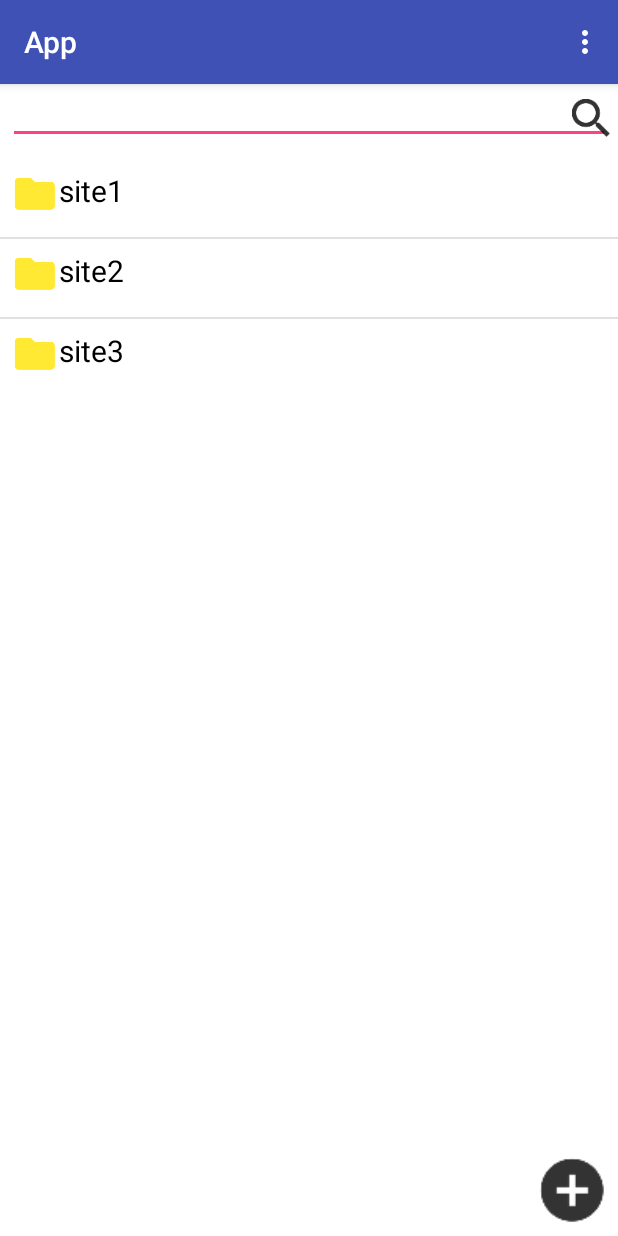
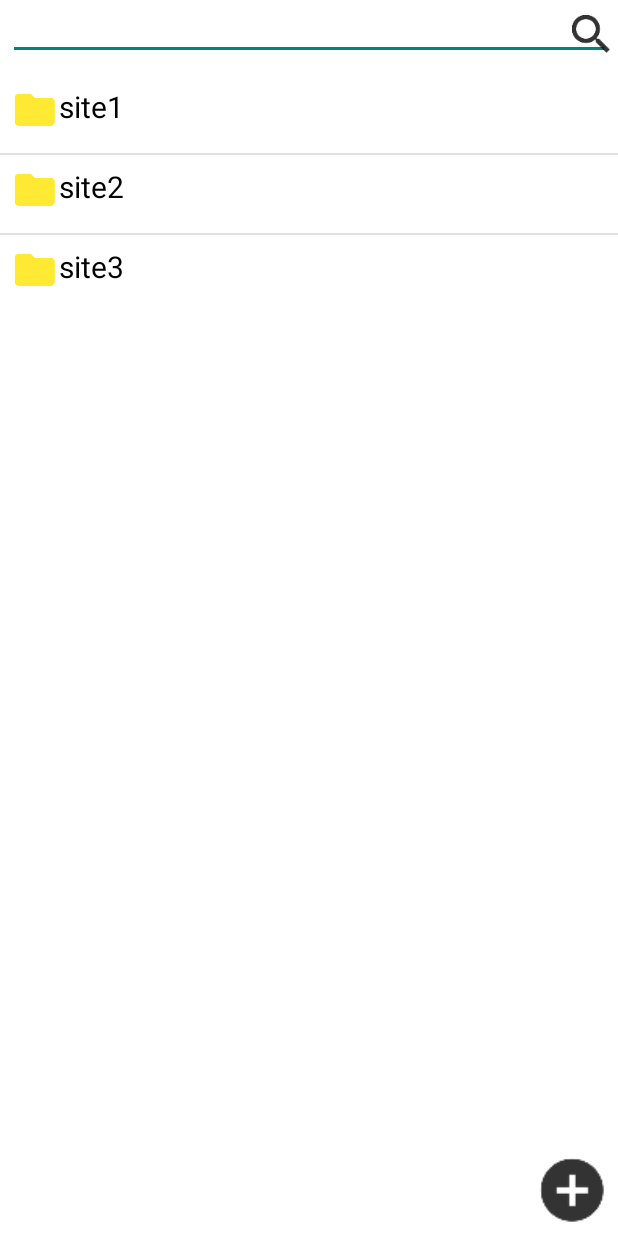
Before and after one commit to khoabui9/rl2018, an Android app: the screen it shows after launch once a user with an empty profile is signed in (SiteList), on a phone screen of 412 x 824 dp. Run offline under Robolectric (Android 15) with nearby library versions, the phone set to English and light mode, and no system bars; our stand-ins replace Firebase (no records; nobody signed in at launch, a user with empty details on screens opened directly).

Commit message:
remove app title

```diff
--- a/app/src/main/AndroidManifest.xml
+++ b/app/src/main/AndroidManifest.xml
@@ -10,7 +10,7 @@
         android:label="@string/app_name"
         android:roundIcon="@mipmap/ic_launcher_round"
         android:supportsRtl="true"
-        android:theme="@style/AppTheme">
+        android:theme="@style/AppTheme.NoActionBar">
         <activity android:name=".MainActivity">
             <intent-filter>
                 <action android:name="android.intent.action.MAIN" />
--- a/app/src/main/java/com/site/app/MainActivity.java
+++ b/app/src/main/java/com/site/app/MainActivity.java
@@ -7,6 +7,7 @@
 import android.database.sqlite.*;
 import android.util.Log;
 import android.view.View;
+import android.view.Window;
 import android.widget.Button;
 import android.widget.EditText;
 import android.widget.Toast;
@@ -29,6 +30,7 @@
     protected void onCreate(Bundle savedInstanceState) {
         super.onCreate(savedInstanceState);
         setContentView(R.layout.activity_main);
+
 
         mAuth = FirebaseAuth.getInstance();
         editTextEmail = (EditText) findViewById(R.id.email_input);
--- a/app/src/main/java/com/site/app/SiteList.java
+++ b/app/src/main/java/com/site/app/SiteList.java
@@ -1,5 +1,6 @@
 package com.site.app;
 
+import android.app.Activity;
 import android.app.Dialog;
 import android.content.Intent;
 import android.database.Cursor;
--- a/app/src/main/res/values/styles.xml
+++ b/app/src/main/res/values/styles.xml
@@ -7,5 +7,10 @@
         <item name="colorPrimaryDark">@color/colorPrimaryDark</item>
         <item name="colorAccent">@color/colorAccent</item>
     </style>
+    <style name="AppTheme.NoActionBar" parent="Theme.AppCompat.Light.DarkActionBar">
+        <item name="windowActionBar">false</item>
+        <item name="windowNoTitle">true</item>
+        <item name="android:windowFullscreen">true</item>
+    </style>
 
 </resources>
```
